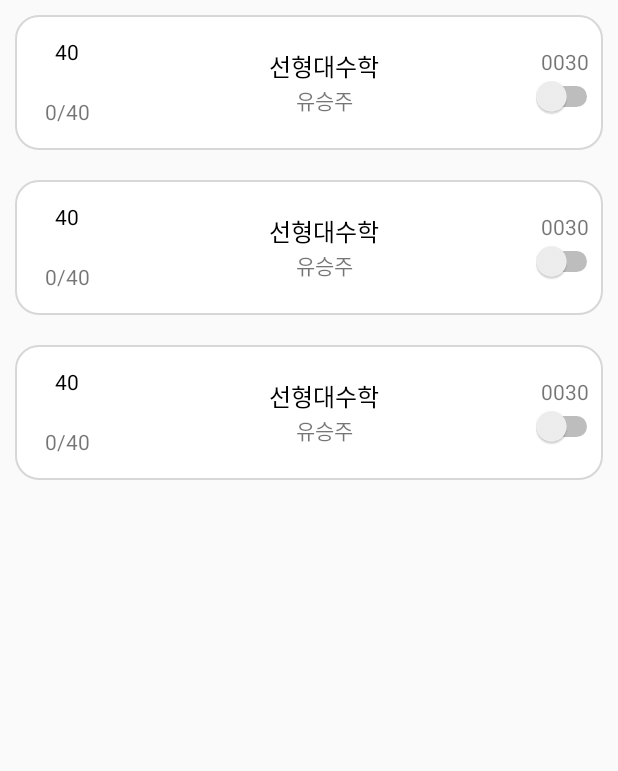
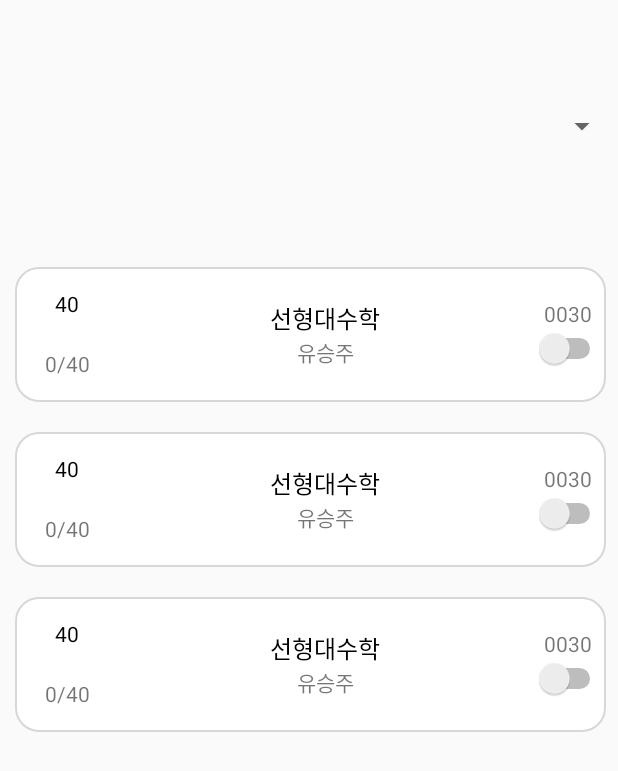
Before and after one commit to yoon-youngjin/CHECKU_front, an Android app: the layout fragment_main.xml on its own in the app's theme, with its tools: preview values and no code run, on a phone screen of 412 x 824 dp. Shown: the top 771 px of the screen. Run offline under Robolectric (Android 15) with nearby library versions, the phone set to English and light mode, and no system bars.

```diff
--- a/app/src/main/java/com/example/nodeproject2/API/RetrofitClient.java
+++ b/app/src/main/java/com/example/nodeproject2/API/RetrofitClient.java
@@ -8,7 +8,7 @@ import retrofit2.converter.scalars.ScalarsConverterFactory;
 import java.util.concurrent.TimeUnit;
 
 public class RetrofitClient {
-    private static String BASE_URL = "http://172.30.1.34:3000";
+    private static String BASE_URL = "http://172.30.1.12:3000";
 
     static OkHttpClient client = new OkHttpClient.Builder()
             .connectTimeout(1, TimeUnit.DAYS)
--- a/app/src/main/java/com/example/nodeproject2/API/RetrofitInterface.java
+++ b/app/src/main/java/com/example/nodeproject2/API/RetrofitInterface.java
@@ -19,6 +19,8 @@ public interface RetrofitInterface {
 
     @POST("/init")
     Call<String> excuteInit();
+    @POST("/change")
+    Call<String> excuteChange(@Body HashMap<String, String> map);
 
 
 }
--- a/app/src/main/res/layout/fragment_main.xml
+++ b/app/src/main/res/layout/fragment_main.xml
@@ -1,15 +1,25 @@
 <?xml version="1.0" encoding="utf-8"?>
 <androidx.constraintlayout.widget.ConstraintLayout xmlns:android="http://schemas.android.com/apk/res/android"
+                                                   xmlns:app="http://schemas.android.com/apk/res-auto"
                                                    android:layout_width="match_parent"
                                                    android:layout_height="match_parent"
                                                    xmlns:tools="http://schemas.android.com/tools">
+
+
+    <Spinner
+            android:layout_width="match_parent"
+            android:layout_height="wrap_content" android:id="@+id/spinner"
+            app:layout_constraintBottom_toTopOf="@+id/main_recyclerview" app:layout_constraintTop_toTopOf="parent"
+            app:layout_constraintStart_toStartOf="parent" app:layout_constraintEnd_toEndOf="parent"/>
     <androidx.recyclerview.widget.RecyclerView
 
             android:id="@+id/main_recyclerview"
-            android:layout_width="match_parent"
-            android:layout_height="match_parent"
+            android:layout_width="414dp"
+            android:layout_height="656dp"
             tools:listitem="@layout/viewitem"
 
-    />
+            app:layout_constraintStart_toStartOf="parent"
+            app:layout_constraintEnd_toEndOf="parent" app:layout_constraintBottom_toBottomOf="parent"
+            app:layout_constraintHorizontal_bias="0.0"/>
 
 </androidx.constraintlayout.widget.ConstraintLayout>
```
Also changed, not shown: app/src/main/java/com/example/nodeproject2/API/viewmodel/LectureViewModel.java (+6 -12 lines), app/src/main/java/com/example/nodeproject2/adapter/MainAdatper.java (+6 -1 lines), app/src/main/java/com/example/nodeproject2/service/MyService.java (+0 -25 lines), app/src/main/java/com/example/nodeproject2/view/MainFragment.java (+94 -2 lines).
